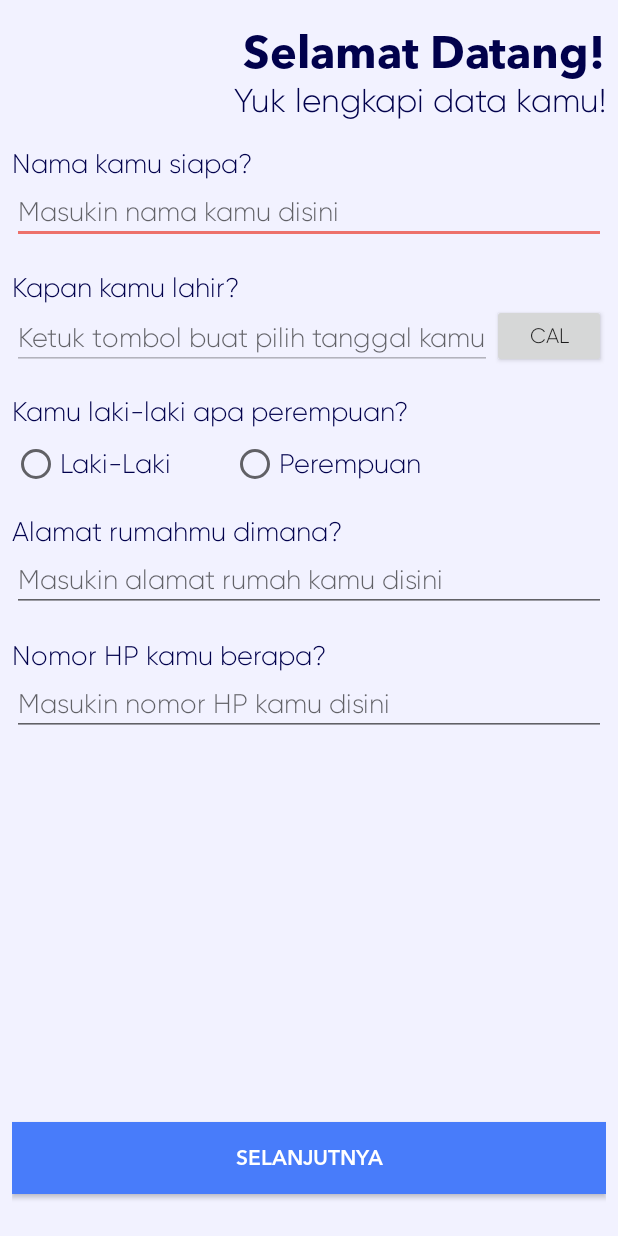
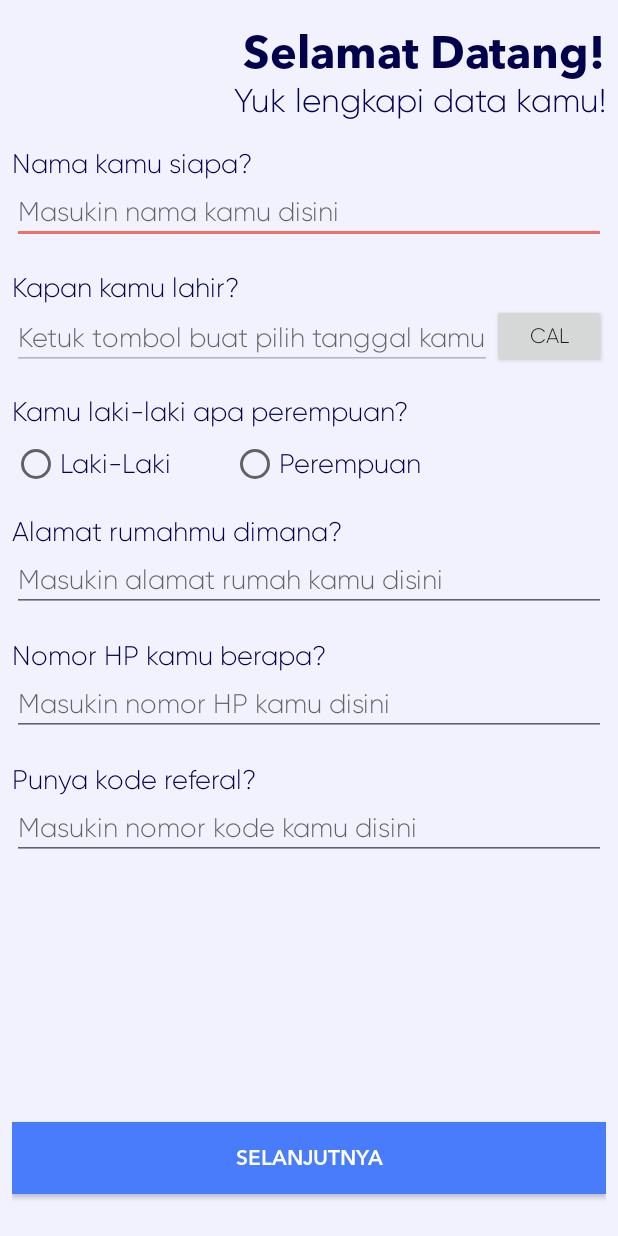
Before and after one commit to AnangM/konselorku, an Android app: the FinishSignup screen opened directly, with no data from a screen before it, on a phone screen of 412 x 824 dp. Run offline under Robolectric (Android 15) with nearby library versions, the phone set to English and light mode, and no system bars.

```diff
--- a/app/src/main/java/com/divistant/konselorku/auth/ui/signup/FinishSignup.java
+++ b/app/src/main/java/com/divistant/konselorku/auth/ui/signup/FinishSignup.java
@@ -44,7 +44,7 @@ public class FinishSignup extends AppCompatActivity {
     TextView errTv;
     SharedPreferences pref;
     Button btnCal;
-
+    EditText code;
 
     @Override
     protected void onCreate(Bundle savedInstanceState) {
@@ -60,7 +60,7 @@ public class FinishSignup extends AppCompatActivity {
         errTv = (TextView) findViewById(R.id.finish_err_v);
         pref = PreferenceManager.getDefaultSharedPreferences(getApplicationContext());
         btnCal = (Button) findViewById(R.id.finish_btn_cal);
-
+        code = (EditText) findViewById(R.id.finish_ref);
 
         btnCal.setOnClickListener(new View.OnClickListener() {
             @Override
@@ -117,8 +117,6 @@ public class FinishSignup extends AppCompatActivity {
                     errTv.setText(checkUserData());
                     errTv.setVisibility(View.VISIBLE);
                 }
-
-
             }
         });
 
@@ -136,6 +134,10 @@ public class FinishSignup extends AppCompatActivity {
         jsonParam.put("dob",dob.getText());
         jsonParam.put("address",alamat.getText());
         jsonParam.put("phone",phone.getText());
+        if(code.getText().toString().length() > 0){
+            jsonParam.put("code",code.getText());
+        }
+
 
         RequestBody body = RequestBody.create(okhttp3.MediaType
                         .parse("application/json; charset=utf-8"),
@@ -158,6 +160,9 @@ public class FinishSignup extends AppCompatActivity {
                     editor.apply();
                     startActivity(new Intent(getApplicationContext(), FinishEdu.class));
                     finish();
+                }else if(response.code() == 400){
+                    errTv.setText("Kode referal tidak valid!");
+                    errTv.setVisibility(View.VISIBLE);
                 }
             }
 
--- a/app/src/main/java/com/divistant/konselorku/auth/ui/signup/SignupInterface.java
+++ b/app/src/main/java/com/divistant/konselorku/auth/ui/signup/SignupInterface.java
@@ -15,24 +15,28 @@ public interface SignupInterface {
 
     @Headers({
             "Content-Type: application/json",
+            "Accept: application/json"
     })
     @POST("user/finish/profile")
     Call<FinishProfileModel> finishProfile(@Header("Authorization") String token, @Body RequestBody body);
 
     @Headers({
-            "Content-Type: application/json"
+            "Content-Type: application/json",
+            "Accept: application/json"
     })
     @POST("user/finish/edu")
     Call<UserModel> finihsEdu(@Header("Authorization") String token, @Body RequestBody body);
 
     @Headers({
-            "Content-Type: application/json"
+            "Content-Type: application/json",
+            "Accept: application/json"
     })
     @GET("school")
     Call<SchoolModel> getSchool(@Header("Authorization") String token);
 
     @Headers({
-            "Content-Type: application/json"
+            "Content-Type: application/json",
+            "Accept: application/json"
     })
     @GET("class")
     Call<MClassesModel> getMClasses(@Header("Authorization") String token,@Query("school_id") String school_id);
--- a/app/src/main/res/layout/activity_finish_signup.xml
+++ b/app/src/main/res/layout/activity_finish_signup.xml
@@ -153,10 +153,31 @@
         />
 
     <TextView
+        android:layout_width="wrap_content"
+        android:layout_height="wrap_content"
+        app:layout_constraintBottom_toTopOf="@id/finish_ref"
+        app:layout_constraintLeft_toLeftOf="parent"
+        android:text="Punya kode referal?"
+        android:textSize="18sp"
+        android:textColor="@color/darkText"
+        />
+
+    <EditText
+        android:id="@+id/finish_ref"
+        android:layout_width="match_parent"
+        android:layout_height="wrap_content"
+        android:layout_marginTop="40dp"
+        app:layout_constraintTop_toBottomOf="@id/finish_phone"
+        android:hint="Masukin nomor kode kamu disini"
+        />
+
+
+
+    <TextView
         android:id="@+id/finish_err_v"
         android:layout_width="match_parent"
         android:layout_height="wrap_content"
-        app:layout_constraintTop_toBottomOf="@id/finish_phone"
+        app:layout_constraintTop_toBottomOf="@id/finish_ref"
         app:layout_constraintLeft_toLeftOf="parent"
         app:layout_constraintRight_toRightOf="parent"
         android:textColor="#ff0000"
@@ -164,7 +185,7 @@
         android:visibility="invisible"
         android:textSize="18sp"
         android:textAlignment="center"
-        android:layout_marginTop="40dp"
+        android:layout_marginTop="30dp"
         />
 
     <Button
```
Also changed, not shown: app/src/main/java/com/divistant/konselorku/auth/ui/login/LoginInterface.java (+10 -1 lines), app/src/main/java/com/divistant/konselorku/auth/ui/login/LogoutModel.java (added, +17 -0 lines), app/src/main/java/com/divistant/konselorku/ui/profil/ProfileFragment.java (+42 -4 lines).
